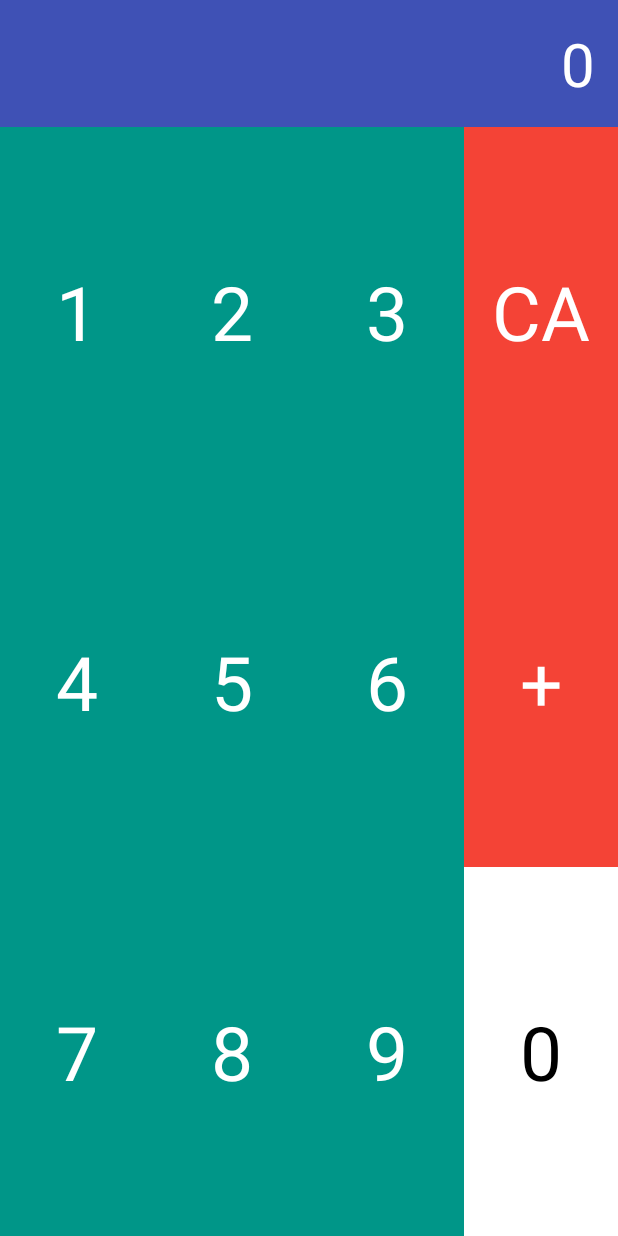
After one commit to Su-Kyung/Kotlin-Study, an Android app: the layout activity_calculator.xml on its own in the app's theme, with its tools: preview values and no code run, on a phone screen of 412 x 824 dp. The commit adds this screen. Run offline under Robolectric (Android 15) with nearby library versions, the phone set to English and light mode, and no system bars.

Commit message:
Add Android Basic, Listener
- tips of Android Studio
- Activity for xml
- Listener
- example of listener (my solution)

```diff
--- a/MyApplication/app/src/main/AndroidManifest.xml
+++ b/MyApplication/app/src/main/AndroidManifest.xml
@@ -9,13 +9,17 @@
         android:roundIcon="@mipmap/ic_launcher_round"
         android:supportsRtl="true"
         android:theme="@style/AppTheme">
-        <activity android:name=".MainActivity">
+        <activity android:name=".Calculator">
             <intent-filter>
                 <action android:name="android.intent.action.MAIN" />
 
                 <category android:name="android.intent.category.LAUNCHER" />
             </intent-filter>
         </activity>
+        <activity android:name=".Listener">
+
+        </activity>
+        <activity android:name=".MainActivity"></activity>
     </application>
 
 </manifest>
--- /dev/null
+++ b/MyApplication/app/src/main/res/layout/activity_calculator.xml
@@ -0,0 +1,186 @@
+<?xml version="1.0" encoding="utf-8"?>
+<LinearLayout xmlns:android="http://schemas.android.com/apk/res/android"
+    xmlns:app="http://schemas.android.com/apk/res-auto"
+    xmlns:tools="http://schemas.android.com/tools"
+    android:layout_width="match_parent"
+    android:layout_height="match_parent"
+    android:orientation="vertical"
+    tools:context=".Calculator">
+
+    <TextView
+        android:id="@+id/txtResult"
+        android:layout_width="match_parent"
+        android:layout_height="wrap_content"
+        android:background="#3F51B5"
+        android:textSize="40dp"
+        android:textColor="#ffffff"
+        android:gravity="right"
+        android:padding="15dp"
+        android:text="0"/>
+
+    <LinearLayout
+        android:layout_width="match_parent"
+        android:layout_height="match_parent"
+        android:orientation="horizontal">
+
+        <LinearLayout
+            android:layout_width="match_parent"
+            android:layout_height="match_parent"
+            android:layout_weight="1"
+            android:background="#009688"
+            android:orientation="vertical">
+
+            <TextView
+                android:id="@+id/btn1"
+                android:layout_width="match_parent"
+                android:layout_height="match_parent"
+                android:textColor="#ffffff"
+                android:text="1"
+                android:gravity="center"
+                android:textSize="50dp"
+                android:layout_weight="1" />
+
+            <TextView
+                android:id="@+id/btn4"
+                android:layout_width="match_parent"
+                android:layout_height="match_parent"
+                android:textColor="#ffffff"
+                android:text="4"
+                android:gravity="center"
+                android:textSize="50dp"
+                android:layout_weight="1" />
+
+            <TextView
+                android:id="@+id/btn7"
+                android:layout_width="match_parent"
+                android:layout_height="match_parent"
+                android:textColor="#FFFFFF"
+                android:text="7"
+                android:gravity="center"
+                android:textSize="50dp"
+                android:layout_weight="1" />
+
+        </LinearLayout>
+
+        <LinearLayout
+            android:layout_width="match_parent"
+            android:layout_height="match_parent"
+            android:layout_weight="1"
+            android:background="#009688"
+            android:orientation="vertical">
+
+            <TextView
+                android:id="@+id/btn2"
+                android:layout_width="match_parent"
+                android:layout_height="match_parent"
+                android:textColor="#ffffff"
+                android:text="2"
+                android:gravity="center"
+                android:textSize="50dp"
+                android:layout_weight="1" />
+
+            <TextView
+                android:id="@+id/btn5"
+                android:layout_width="match_parent"
+                android:layout_height="match_parent"
+                android:textColor="#ffffff"
+                android:text="5"
+                android:gravity="center"
+                android:textSize="50dp"
+                android:layout_weight="1" />
+
+            <TextView
+                android:id="@+id/btn8"
+                android:layout_width="match_parent"
+                android:layout_height="match_parent"
+                android:textColor="#FFFFFF"
+                android:text="8"
+                android:gravity="center"
+                android:textSize="50dp"
+                android:layout_weight="1" />
+
+        </LinearLayout>
+
+        <LinearLayout
+            android:layout_width="match_parent"
+            android:layout_height="match_parent"
+            android:layout_weight="1"
+            android:background="#009688"
+            android:orientation="vertical">
+
+            <TextView
+                android:id="@+id/btn3"
+                android:layout_width="match_parent"
+                android:layout_height="match_parent"
+                android:textColor="#ffffff"
+                android:text="3"
+                android:gravity="center"
+                android:textSize="50dp"
+                android:layout_weight="1" />
+
+            <TextView
+                android:id="@+id/btn6"
+                android:layout_width="match_parent"
+                android:layout_height="match_parent"
+                android:textColor="#ffffff"
+                android:text="6"
+                android:gravity="center"
+                android:textSize="50dp"
+                android:layout_weight="1" />
+
+            <TextView
+                android:id="@+id/btn9"
+                android:layout_width="match_parent"
+                android:layout_height="match_parent"
+                android:textColor="#FFFFFF"
+                android:text="9"
+                android:gravity="center"
+                android:textSize="50dp"
+                android:layout_weight="1" />
+
+        </LinearLayout>
+
+        <LinearLayout
+            android:layout_width="match_parent"
+            android:layout_height="match_parent"
+            android:layout_weight="1"
+            android:orientation="vertical">
+
+            <TextView
+                android:id="@+id/btnReset"
+                android:layout_width="match_parent"
+                android:layout_height="match_parent"
+                android:textColor="#ffffff"
+                android:background="#F44336"
+                android:text="CA"
+                android:gravity="center"
+                android:textSize="50dp"
+                android:layout_weight="1" />
+
+            <TextView
+                android:id="@+id/btnAdd"
+                android:layout_width="match_parent"
+                android:layout_height="match_parent"
+                android:textColor="#ffffff"
+                android:background="#F44336"
+                android:text="+"
+                android:gravity="center"
+                android:textSize="50dp"
+                android:layout_weight="1" />
+
+            <TextView
+                android:id="@+id/btn0"
+                android:layout_width="match_parent"
+                android:layout_height="match_parent"
+                android:textColor="#000000"
+                android:background="#FFFFFF"
+                android:text="0"
+                android:gravity="center"
+                android:textSize="50dp"
+                android:layout_weight="1" />
+
+        </LinearLayout>
+
+    </LinearLayout>
+
+</LinearLayout>
```
Also changed, not shown: MyApplication/app/src/main/java/com/example/myapplication/Calculator.kt (added, +78 -0 lines), MyApplication/app/src/main/java/com/example/myapplication/Listener.kt (added, +55 -0 lines), MyApplication/app/src/main/java/com/example/myapplication/MainActivity.kt (+28 -0 lines), MyApplication/app/src/main/res/layout/activity_listener.xml (added, +21 -0 lines), 3 other files.
